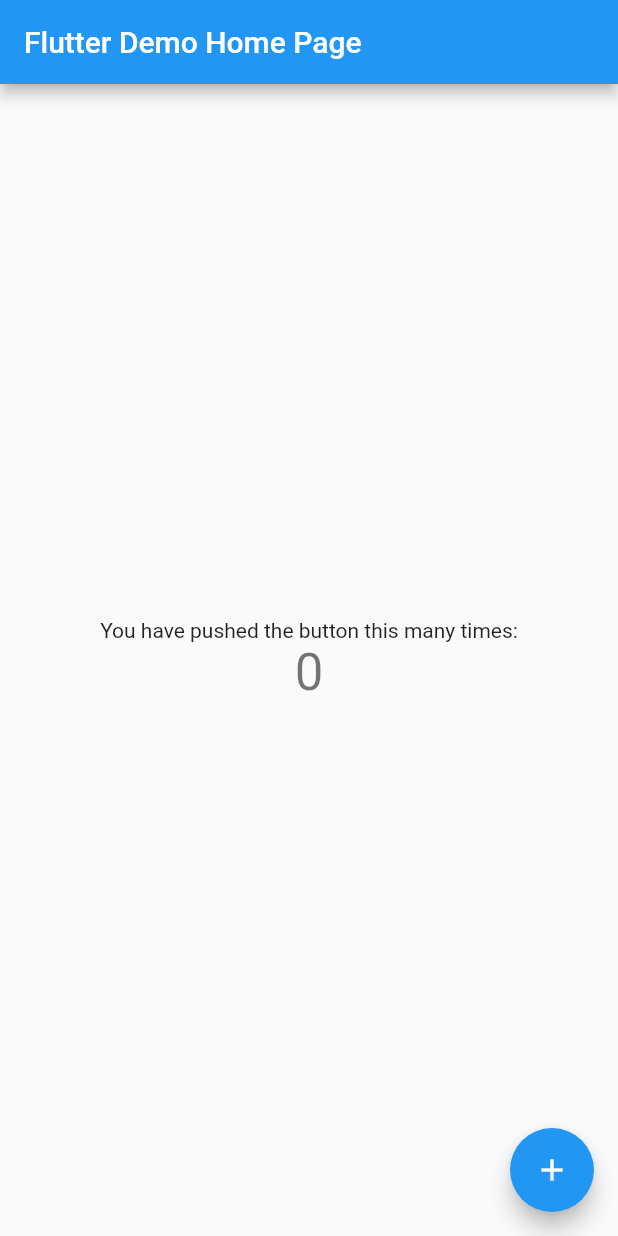
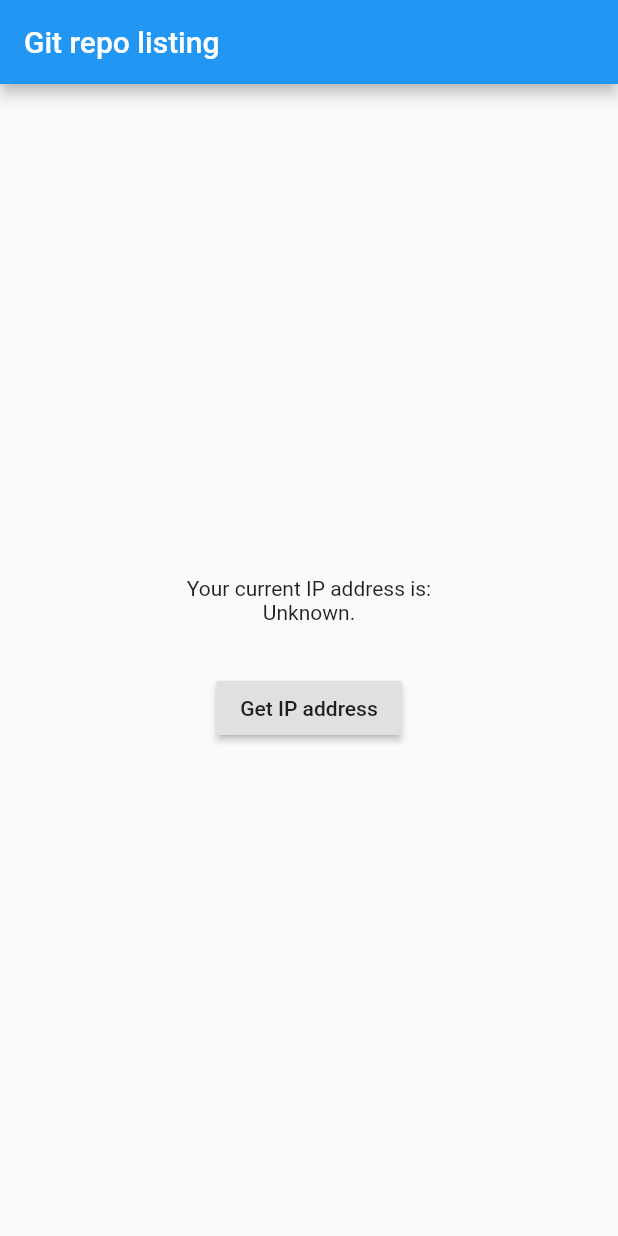
Before and after one commit to appitiza/flutter_git_repos, a Flutter app: the screen it shows after launch, on a phone screen of 412 x 824 dp. Run offline on Flutter 3.47's test engine with Material 2 defaults, Android fonts, the phone set to English and light mode, and no system bars.

Commit message:
web integration

```diff
--- a/lib/main.dart
+++ b/lib/main.dart
@@ -1,109 +1,108 @@
+import 'dart:convert';
+import 'dart:io';
+
 import 'package:flutter/material.dart';
 
-void main() => runApp(new MyApp());
+void main() {
+  runApp(new FriendlychatApp());
+}
 
-class MyApp extends StatelessWidget {
-  // This widget is the root of your application.
+class FriendlychatApp extends StatelessWidget {
   @override
   Widget build(BuildContext context) {
     return new MaterialApp(
-      title: 'Flutter Demo',
-      theme: new ThemeData(
-        // This is the theme of your application.
-        //
-        // Try running your application with "flutter run". You'll see the
-        // application has a blue toolbar. Then, without quitting the app, try
-        // changing the primarySwatch below to Colors.green and then invoke
-        // "hot reload" (press "r" in the console where you ran "flutter run",
-        // or press Run > Flutter Hot Reload in IntelliJ). Notice that the
-        // counter didn't reset back to zero; the application is not restarted.
-        primarySwatch: Colors.blue,
-      ),
-      home: new MyHomePage(title: 'Flutter Demo Home Page'),
+      title: "Git repo listing",
+      home: new MyHomePage(),
     );
   }
 }
 
+/*class GitScreen extends StatelessWidget {
+  @override
+  Widget build(BuildContext context) {
+    return new Scaffold(
+      appBar: new AppBar(title: new Text("Git repo listing")),
+    );
+  }
+}*/
+
 class MyHomePage extends StatefulWidget {
-  MyHomePage({Key key, this.title}) : super(key: key);
-
-  // This widget is the home page of your application. It is stateful, meaning
-  // that it has a State object (defined below) that contains fields that affect
-  // how it looks.
-
-  // This class is the configuration for the state. It holds the values (in this
-  // case the title) provided by the parent (in this case the App widget) and
-  // used by the build method of the State. Fields in a Widget subclass are
-  // always marked "final".
-
-  final String title;
+  MyHomePage({Key key}) : super(key: key);
 
   @override
   _MyHomePageState createState() => new _MyHomePageState();
 }
 
 class _MyHomePageState extends State<MyHomePage> {
-  int _counter = 0;
+  var _ipAddress = 'Unknown';
 
-  void _incrementCounter() {
+  _getIPAddress() async {
+    var url = 'https://api.github.com/users/appitiza/repos';
+    var httpClient = new HttpClient();
+
+    String result;
+    try {
+      var request = await httpClient.getUrl(Uri.parse(url));
+      var response = await request.close();
+      if (response.statusCode == HttpStatus.OK) {
+        String json = await response.transform(UTF8.decoder).join();
+
+        List dataList = JSON.decode(json);
+        for(int i = 0;i < dataList.length;i++)
+          {
+            Map data = JSON.decode(dataList[i]);
+            print(data['word']);
+            result = result + " " +  data['name'].toString();
+          }
+      /*  print(json.toString());
+        Map data = JSON.decode(json);
+
+        //result = data;
+        //result = "Testing";
+        for (var word in data.values) {
+          print(word['name'].toString());
+         // print(word['word']);
+          result = result + " " +  word['name'].toString();
+        }*/
+
+
+      } else {
+        result =
+        'Error getting IP address:\nHttp status ${response.statusCode}';
+      }
+    } catch (exception) {
+      result = 'Failed getting IP address' + exception.toString();
+    }
+
+    // If the widget was removed from the tree while the message was in flight,
+    // we want to discard the reply rather than calling setState to update our
+    // non-existent appearance.
+    if (!mounted) return;
+
     setState(() {
-      // This call to setState tells the Flutter framework that something has
-      // changed in this State, which causes it to rerun the build method below
-      // so that the display can reflect the updated values. If we changed
-      // _counter without calling setState(), then the build method would not be
-      // called again, and so nothing would appear to happen.
-      _counter++;
+      _ipAddress = result;
     });
   }
 
   @override
   Widget build(BuildContext context) {
-    // This method is rerun every time setState is called, for instance as done
-    // by the _incrementCounter method above.
-    //
-    // The Flutter framework has been optimized to make rerunning build methods
-    // fast, so that you can just rebuild anything that needs updating rather
-    // than having to individually change instances of widgets.
-    return new Scaffold(
-      appBar: new AppBar(
-        // Here we take the value from the MyHomePage object that was created by
-        // the App.build method, and use it to set our appbar title.
-        title: new Text(widget.title),
-      ),
+    var spacer = new SizedBox(height: 32.0);
+
+    return new Scaffold(appBar: new AppBar(title: new Text("Git repo listing")),
       body: new Center(
-        // Center is a layout widget. It takes a single child and positions it
-        // in the middle of the parent.
         child: new Column(
-          // Column is also layout widget. It takes a list of children and
-          // arranges them vertically. By default, it sizes itself to fit its
-          // children horizontally, and tries to be as tall as its parent.
-          //
-          // Invoke "debug paint" (press "p" in the console where you ran
-          // "flutter run", or select "Toggle Debug Paint" from the Flutter tool
-          // window in IntelliJ) to see the wireframe for each widget.
-          //
-          // Column has various properties to control how it sizes itself and
-          // how it positions its children. Here we use mainAxisAlignment to
-          // center the children vertically; the main axis here is the vertical
-          // axis because Columns are vertical (the cross axis would be
-          // horizontal).
           mainAxisAlignment: MainAxisAlignment.center,
           children: <Widget>[
-            new Text(
-              'You have pushed the button this many times:',
-            ),
-            new Text(
-              '$_counter',
-              style: Theme.of(context).textTheme.display1,
+            new Text('Your current IP address is:'),
+            new Text('$_ipAddress.'),
+            spacer,
+            new RaisedButton(
+              onPressed: _getIPAddress,
+              child: new Text('Get IP address'),
             ),
           ],
         ),
       ),
-      floatingActionButton: new FloatingActionButton(
-        onPressed: _incrementCounter,
-        tooltip: 'Increment',
-        child: new Icon(Icons.add),
-      ), // This trailing comma makes auto-formatting nicer for build methods.
     );
   }
 }
```
Also changed, not shown: 10 other files.
